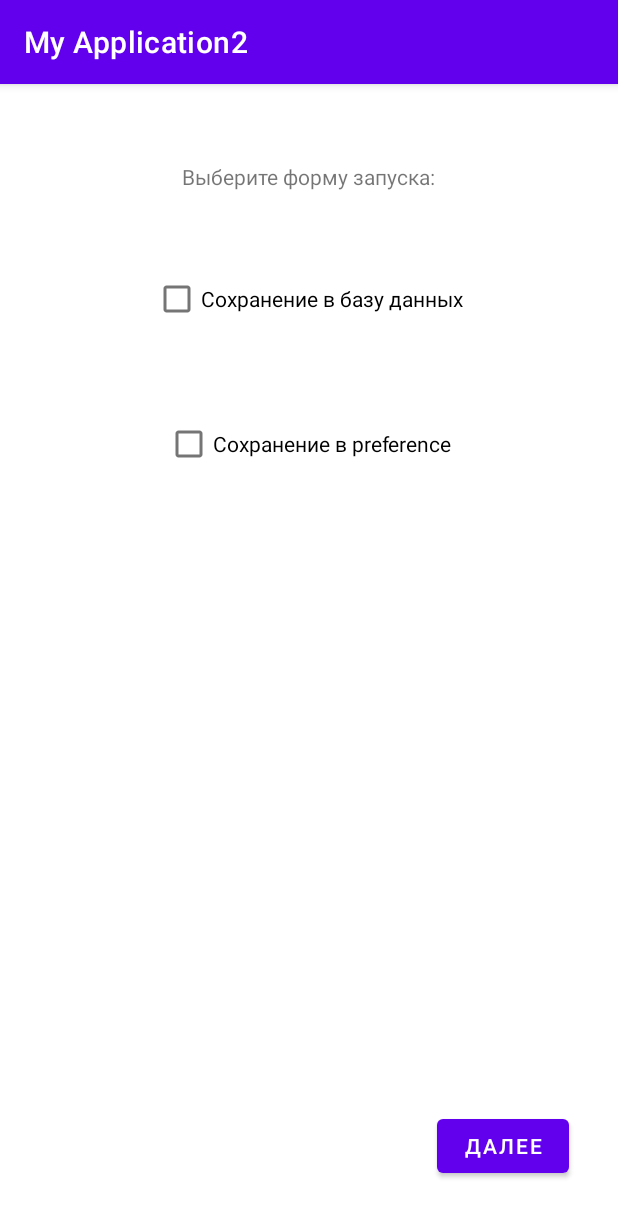
After one commit to pvl-mr/Android-Dev, an Android app: the SettingsActivity screen opened directly, with no data from a screen before it, on a phone screen of 412 x 824 dp. The commit adds this screen. Shown: the top 1217 px of the screen. Run offline under Robolectric (Android 15) with nearby library versions, the phone set to English and light mode, and no system bars.

Commit message:
lab 4 - database

```diff
--- a/app/src/main/java/com/example/myapplication2/ListAdapter.java
+++ b/app/src/main/java/com/example/myapplication2/ListAdapter.java
@@ -32,7 +32,7 @@ public class ListAdapter extends ArrayAdapter<Telephone> {
 
         name.setText(telephoneList.get(position).getName());
         price.setText(telephoneList.get(position).getPrice());
-        isAvailable.setChecked(telephoneList.get(position).isChecked());
+        isAvailable.setChecked(telephoneList.get(position).isAvailable());
         return itemView;
     }
 }
--- /dev/null
+++ b/app/src/main/java/com/example/myapplication2/SettingsActivity.java
@@ -0,0 +1,40 @@
+package com.example.myapplication2;
+
+import androidx.appcompat.app.AppCompatActivity;
+import static com.example.myapplication2.default_fragment.names;
+import android.content.Intent;
+import android.os.Bundle;
+import android.view.View;
+import android.widget.CheckBox;
+import android.widget.Toast;
+
+public class SettingsActivity extends AppCompatActivity {
+
+    CheckBox cbDatabase;
+    CheckBox cbPreference;
+
+    @Override
+    protected void onCreate(Bundle savedInstanceState) {
+        super.onCreate(savedInstanceState);
+        setContentView(R.layout.activity_settings);
+        cbDatabase = findViewById(R.id.cbDatabase);
+        cbPreference = findViewById(R.id.cbPreference);
+    }
+
+    public void moveNext(View view) {
+        String type = "";
+        if (names != null)
+            names.clear();
+        if (cbDatabase.isChecked() && !cbPreference.isChecked()) {
+            type = "Database";
+        } else if (cbPreference.isChecked() && !cbDatabase.isChecked()) {
+            type = "Preference";
+        } else {
+            Toast.makeText(this, "Необходимо выбрать 1 тип хранения", Toast.LENGTH_SHORT).show();
+            return;
+        }
+        Intent intent = new Intent(this, MainActivity.class);
+        intent.putExtra("type", type);
+        startActivity(intent);
+    }
+}
--- /dev/null
+++ b/app/src/main/res/layout/activity_settings.xml
@@ -0,0 +1,57 @@
+<?xml version="1.0" encoding="utf-8"?>
+<androidx.constraintlayout.widget.ConstraintLayout xmlns:android="http://schemas.android.com/apk/res/android"
+    xmlns:app="http://schemas.android.com/apk/res-auto"
+    xmlns:tools="http://schemas.android.com/tools"
+    android:layout_width="match_parent"
+    android:layout_height="match_parent"
+    android:onClick="moveNext"
+    tools:context=".SettingsActivity">
+
+    <TextView
+        android:id="@+id/textView2"
+        android:layout_width="wrap_content"
+        android:layout_height="wrap_content"
+        android:layout_marginTop="52dp"
+        android:text="Выберите форму запуска:"
+        app:layout_constraintEnd_toEndOf="parent"
+        app:layout_constraintStart_toStartOf="parent"
+        app:layout_constraintTop_toTopOf="parent" />
+
+    <CheckBox
+        android:id="@+id/cbDatabase"
+        android:layout_width="wrap_content"
+        android:layout_height="wrap_content"
+        android:layout_marginTop="48dp"
+        android:text="Сохранение в базу данных"
+        app:layout_constraintEnd_toEndOf="parent"
+        app:layout_constraintHorizontal_bias="0.497"
+        app:layout_constraintStart_toStartOf="parent"
+        app:layout_constraintTop_toBottomOf="@+id/textView2" />
+
+    <CheckBox
+        android:id="@+id/cbPreference"
+        android:layout_width="wrap_content"
+        android:layout_height="wrap_content"
+        android:layout_marginTop="28dp"
+        android:text="Сохранение в preference"
+        app:layout_constraintBottom_toBottomOf="parent"
+        app:layout_constraintEnd_toEndOf="parent"
+        app:layout_constraintHorizontal_bias="0.497"
+        app:layout_constraintStart_toStartOf="parent"
+        app:layout_constraintTop_toBottomOf="@+id/cbDatabase"
+        app:layout_constraintVertical_bias="0.039" />
+
+    <Button
+        android:id="@+id/buttonNext"
+        android:layout_width="wrap_content"
+        android:layout_height="wrap_content"
+        android:onClick="moveNext"
+        android:text="Далее"
+        app:layout_constraintBottom_toBottomOf="parent"
+        app:layout_constraintEnd_toEndOf="parent"
+        app:layout_constraintHorizontal_bias="0.9"
+        app:layout_constraintStart_toStartOf="parent"
+        app:layout_constraintTop_toTopOf="parent"
+        app:layout_constraintVertical_bias="0.95" />
+
+</androidx.constraintlayout.widget.ConstraintLayout>
```
Also changed, not shown: app/src/main/AndroidManifest.xml (+12 -3 lines), app/src/main/java/com/example/myapplication2/NewFragment.java (+14 -9 lines), app/src/main/java/com/example/myapplication2/Telephone.java (+6 -6 lines), app/src/main/java/com/example/myapplication2/database/DbHelper.java (added, +24 -0 lines), app/src/main/java/com/example/myapplication2/database/DbManager.java (added, +56 -0 lines), app/src/main/java/com/example/myapplication2/database/SettingConstants.java (added, +15 -0 lines), app/src/main/java/com/example/myapplication2/default_fragment.java (+78 -85 lines).
